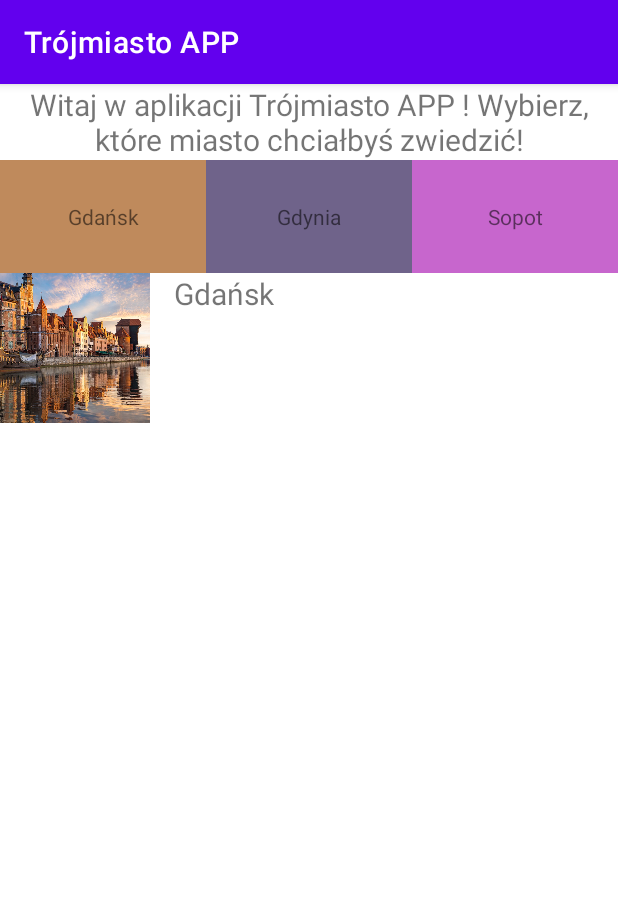
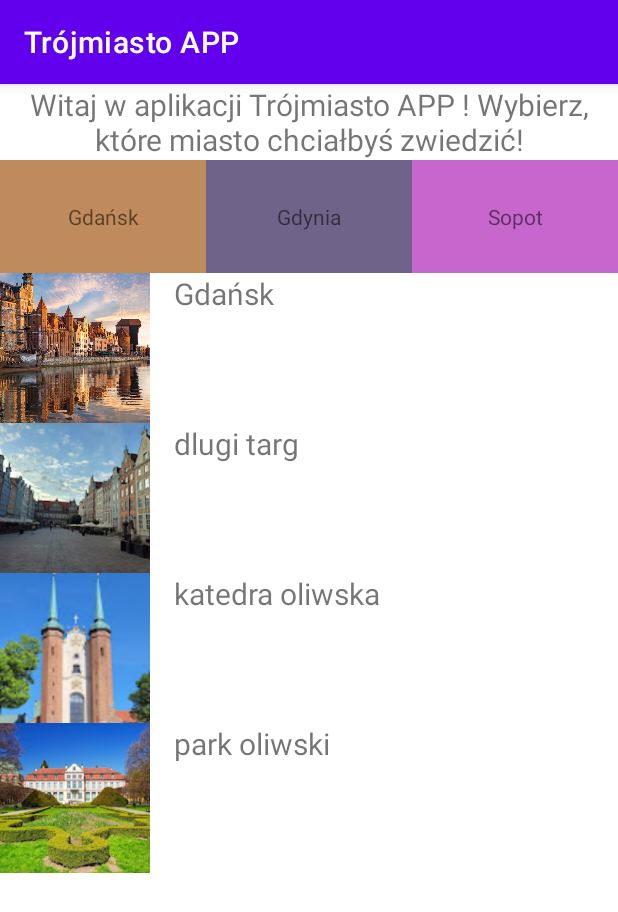
Before and after one commit to Kakaoss/TrojmiastoAPP, an Android app: the screen it shows after launch (MainActivity), after a tap on "Gdańsk", on a phone screen of 412 x 824 dp. Shown: the top 912 px of the screen. Run offline under Robolectric (Android 15) with nearby library versions, the phone set to English and light mode, and no system bars.

Commit message:
aplikacja działa :=)

```diff
--- a/app/src/main/java/com/example/trjmiastoapp/MainActivity.kt
+++ b/app/src/main/java/com/example/trjmiastoapp/MainActivity.kt
@@ -2,26 +2,33 @@ package com.example.trjmiastoapp
 
 import android.annotation.SuppressLint
 import androidx.appcompat.app.AppCompatActivity
+import androidx.recyclerview.widget.LinearLayoutManager
 import android.os.Bundle
 import android.widget.TextView
 import androidx.core.view.ViewCompat
 import androidx.core.view.WindowInsetsCompat
-import androidx.recyclerview.widget.LinearLayoutManager
 import androidx.recyclerview.widget.RecyclerView
 
 
 class MainActivity : AppCompatActivity() {
 
-    private val items = listOf(
-        Item(R.drawable.gdansk, "Gdańsk"),
-        Item(R.drawable.gdynia, "Gdynia"),
-        Item(R.drawable.sopot, "Sopot")
+    private val GDANSK_ID = R.id.gdansk_text_view
+    private val GDYNIA_ID = R.id.gdynia_text_view
+    private val SOPOT_ID = R.id.sopot_text_view
+    private val GDANSK_DRAWABLE = R.drawable.gdansk
+    private val GDYNIA_DRAWABLE = R.drawable.gdynia
+    private val SOPOT_DRAWABLE = R.drawable.sopot
+
+    private val items = mutableListOf(
+        Item(GDANSK_DRAWABLE, "Gdańsk"),
+        Item(GDYNIA_DRAWABLE, "Gdynia"),
+        Item(SOPOT_DRAWABLE, "Sopot")
+
     )
-    @SuppressLint("MissingInflatedId")
+
     override fun onCreate(savedInstanceState: Bundle?) {
         super.onCreate(savedInstanceState)
         setContentView(R.layout.activity_main)
-
         ViewCompat.setOnApplyWindowInsetsListener(findViewById(R.id.main)) { v, insets ->
             val systemBars = insets.getInsets(WindowInsetsCompat.Type.systemBars())
             v.setPadding(systemBars.left, systemBars.top, systemBars.right, systemBars.bottom)
@@ -32,15 +39,51 @@ class MainActivity : AppCompatActivity() {
         recycler_view.layoutManager = LinearLayoutManager(this)
         recycler_view.adapter = ItemsAdapter(items)
 
-        findViewById<TextView>(R.id.gdansk_text_view).setOnClickListener { showItems(0) }
-        findViewById<TextView>(R.id.gdynia_text_view).setOnClickListener { showItems(1) }
-        findViewById<TextView>(R.id.sopot_text_view).setOnClickListener { showItems(2) }
+        val textViews = listOf(
+            GDANSK_ID to "Gdańsk",
+            GDYNIA_ID to "Gdynia",
+            SOPOT_ID to "Sopot"
+        )
 
-
+        textViews.forEach { (id, title) ->
+            findViewById<TextView>(id).setOnClickListener { showItems(title) }
+        }
     }
 
-    private fun showItems(cityIndex: Int) {
-        val cityItems = items.filter { item -> item.title == items[cityIndex].title }
-        findViewById<RecyclerView>(R.id.recycler_view).adapter = ItemsAdapter(cityItems)
+    private fun showItems(cityTitle: String) {
+        items.clear()
+        val cityItems = items.filter { item -> item.title == cityTitle }
+        if (cityTitle == "Gdynia") {
+            items.addAll(
+                listOf(
+                    Item(GDYNIA_DRAWABLE, "Gdynia"),
+                    Item(R.drawable.gdynia_blyskawica, "blyskawica"),
+                    Item(R.drawable.gdynia_centumnaukiexperyment, "centrum nauki experyment"),
+                    Item(R.drawable.gdynia_skwerkociuszki, "skwer kociuszki")
+
+                )
+            )
+        }
+        if (cityTitle == "Sopot") {
+            items.addAll(
+                listOf(
+                    Item(SOPOT_DRAWABLE, "Sopot"),
+                    Item(R.drawable.sopot_krzywydomek, "krzywy domek"),
+                    Item(R.drawable.sopot_molo, "molo"),
+                    Item(R.drawable.sopot_latarniamorska, "latarnia morska")
+                )
+            )
+        }
+        if (cityTitle == "Gdańsk") {
+            items.addAll(
+                listOf(
+                    Item(GDANSK_DRAWABLE, "Gdańsk"),
+                    Item(R.drawable.gdansk_dugitarg, "dlugi targ"),
+                    Item(R.drawable.gdansk_katedraoliwska, "katedra oliwska"),
+                    Item(R.drawable.gdansk_parkoliwski, "park oliwski")
+                )
+            )
+        }
+        findViewById<RecyclerView>(R.id.recycler_view).adapter = ItemsAdapter(items)
     }
 }
```
Also changed, not shown: app/src/main/res/drawable/gdansk_dugitarg.jpeg (added), app/src/main/res/drawable/gdansk_katedraoliwska.jpeg (added), app/src/main/res/drawable/gdansk_parkoliwski.jpeg (added), app/src/main/res/drawable/gdynia_blyskawica.jpg (added), app/src/main/res/drawable/gdynia_centumnaukiexperyment.jpg (added), app/src/main/res/drawable/gdynia_skwerkociuszki.jpeg (added), app/src/main/res/drawable/sopot_krzywydomek.jpeg (added), app/src/main/res/drawable/sopot_latarniamorska.jpeg (added), app/src/main/res/drawable/sopot_molo.jpeg (added).
